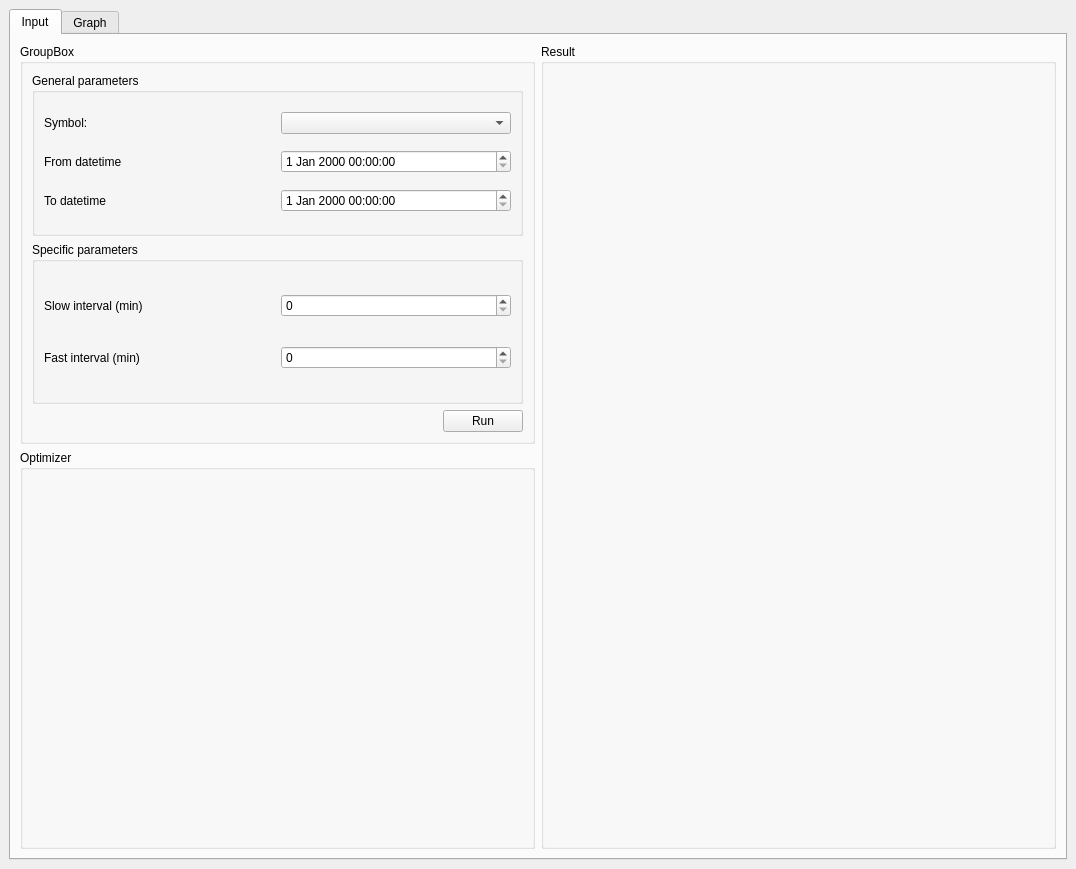
First picture: the form in frontend/mainwindow.ui, repository 84k491/crypto_cpp, before the edit.
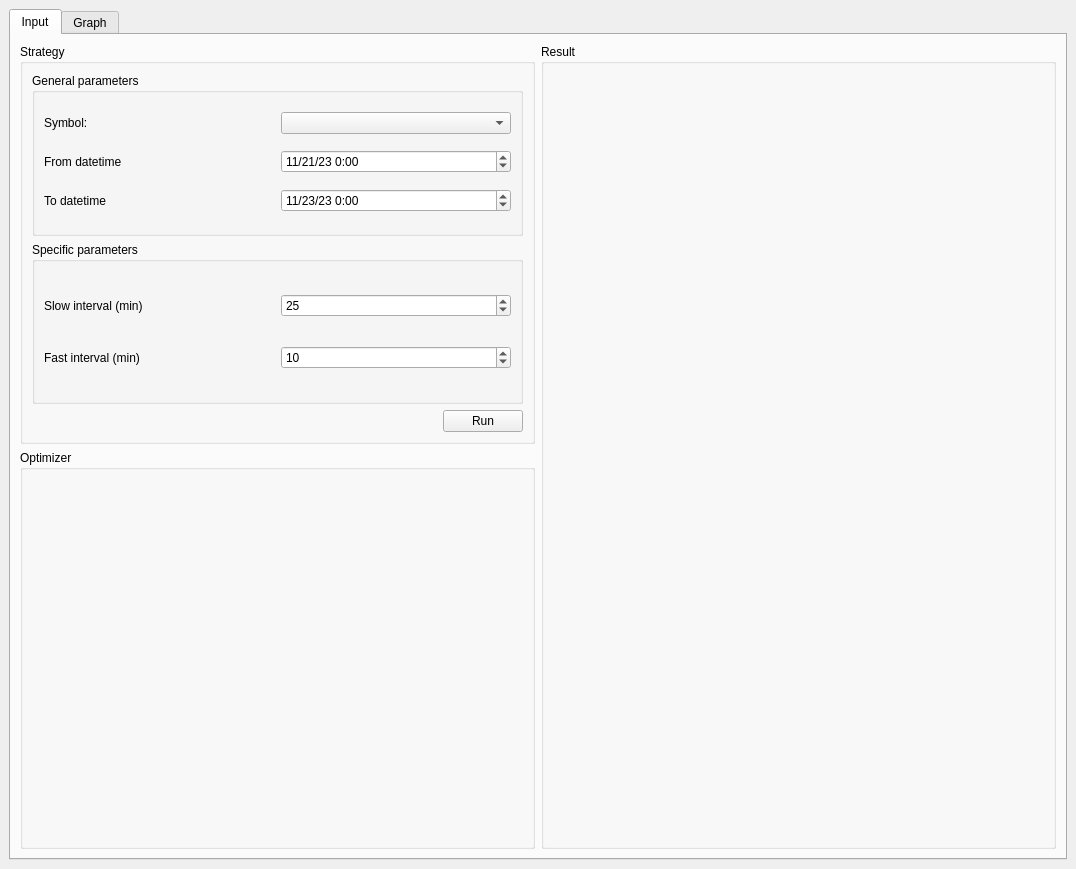
Second picture: the form after the edit.

Commit message: Input data from UI, GW timestamp consistency check

The edit to the form file:
```diff
--- a/frontend/mainwindow.ui
+++ b/frontend/mainwindow.ui
@@ -36,7 +36,7 @@
           <item>
            <widget class="QGroupBox" name="groupBox">
             <property name="title">
-             <string>GroupBox</string>
+             <string>Strategy</string>
             </property>
             <layout class="QVBoxLayout" name="verticalLayout_4">
              <item>
@@ -73,7 +73,31 @@
                    </widget>
                   </item>
                   <item>
-                   <widget class="QDateTimeEdit" name="dateTimeEdit"/>
+                   <widget class="QDateTimeEdit" name="dt_from">
+                    <property name="dateTime">
+                     <datetime>
+                      <hour>0</hour>
+                      <minute>0</minute>
+                      <second>0</second>
+                      <year>2023</year>
+                      <month>11</month>
+                      <day>21</day>
+                     </datetime>
+                    </property>
+                    <property name="date">
+                     <date>
+                      <year>2023</year>
+                      <month>11</month>
+                      <day>21</day>
+                     </date>
+                    </property>
+                    <property name="displayFormat">
+                     <string>M/d/yy h:mm</string>
+                    </property>
+                    <property name="timeSpec">
+                     <enum>Qt::LocalTime</enum>
+                    </property>
+                   </widget>
                   </item>
                  </layout>
                 </item>
@@ -87,7 +111,31 @@
                    </widget>
                   </item>
                   <item>
-                   <widget class="QDateTimeEdit" name="dateTimeEdit_2"/>
+                   <widget class="QDateTimeEdit" name="dt_to">
+                    <property name="dateTime">
+                     <datetime>
+                      <hour>0</hour>
+                      <minute>0</minute>
+                      <second>0</second>
+                      <year>2023</year>
+                      <month>11</month>
+                      <day>23</day>
+                     </datetime>
+                    </property>
+                    <property name="date">
+                     <date>
+                      <year>2023</year>
+                      <month>11</month>
+                      <day>23</day>
+                     </date>
+                    </property>
+                    <property name="displayFormat">
+                     <string>M/d/yy h:mm</string>
+                    </property>
+                    <property name="timeSpec">
+                     <enum>Qt::LocalTime</enum>
+                    </property>
+                   </widget>
                   </item>
                  </layout>
                 </item>
@@ -110,7 +158,11 @@
                    </widget>
                   </item>
                   <item>
-                   <widget class="QSpinBox" name="spinBox"/>
+                   <widget class="QSpinBox" name="sb_slow_interval">
+                    <property name="value">
+                     <number>25</number>
+                    </property>
+                   </widget>
                   </item>
                  </layout>
                 </item>
@@ -124,7 +176,11 @@
                    </widget>
                   </item>
                   <item>
-                   <widget class="QSpinBox" name="spinBox_2"/>
+                   <widget class="QSpinBox" name="sb_fast_interval">
+                    <property name="value">
+                     <number>10</number>
+                    </property>
+                   </widget>
                   </item>
                  </layout>
                 </item>
```
The commit also changes 4 other files.
